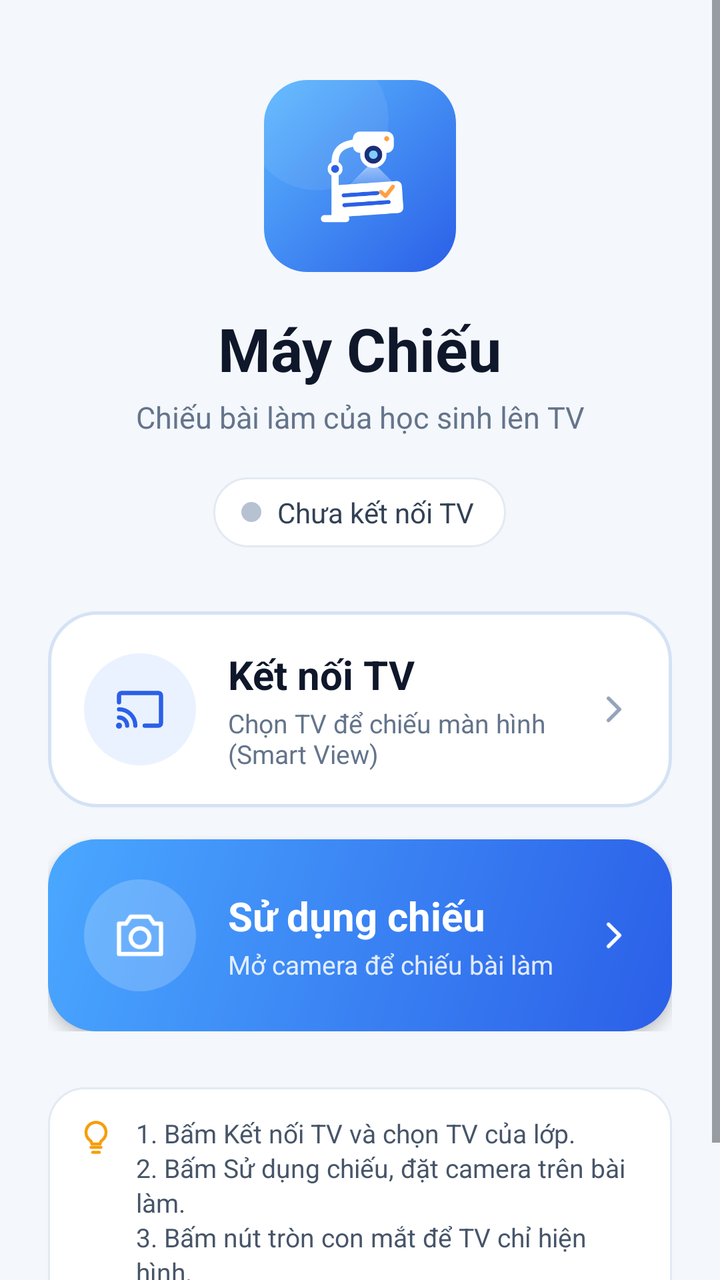
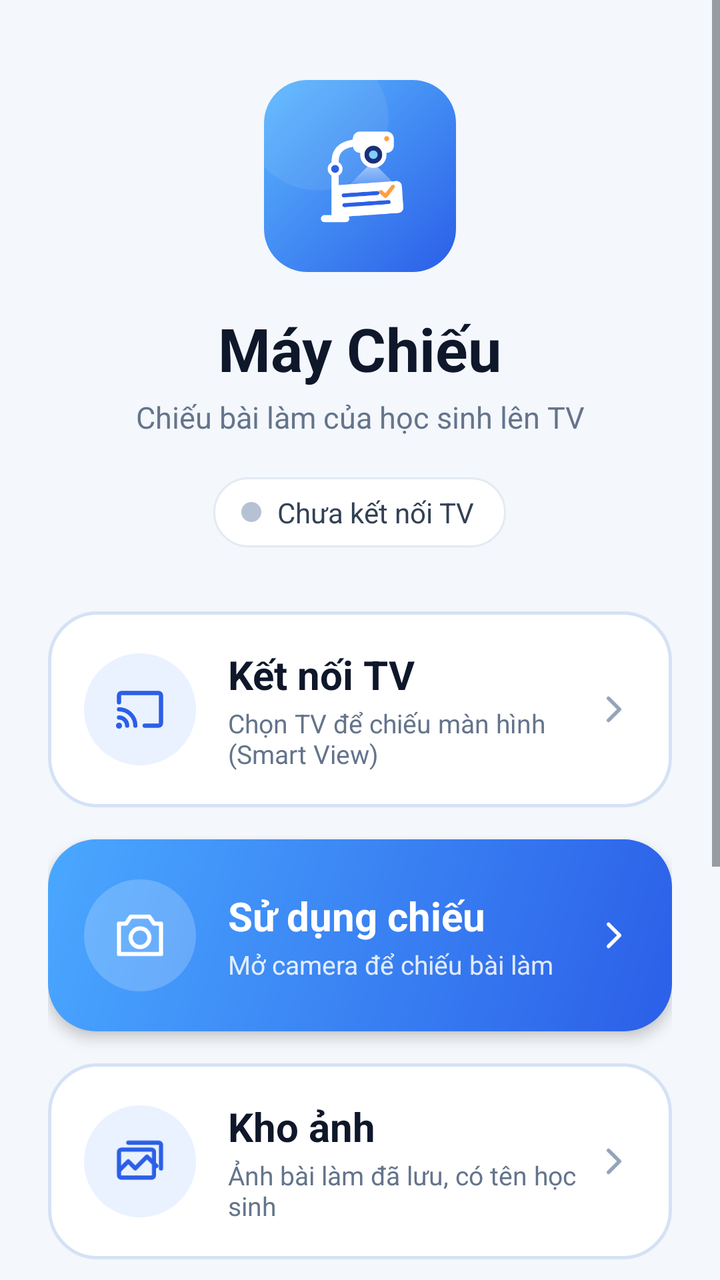

Compare the two renders of this Android layout. The source of the first and the diff that turns it into the second are given below.
<!-- AndroidManifest.xml: activity theme HomeTheme -->
<!-- res/layout/activity_home.xml -->
<?xml version="1.0" encoding="utf-8"?>
<ScrollView xmlns:android="http://schemas.android.com/apk/res/android"
    android:layout_width="match_parent"
    android:layout_height="match_parent"
    android:background="#FFF4F7FB"
    android:fillViewport="true">

    <LinearLayout
        android:layout_width="match_parent"
        android:layout_height="wrap_content"
        android:gravity="center"
        android:orientation="vertical"
        android:paddingStart="24dp"
        android:paddingEnd="24dp"
        android:paddingTop="40dp"
        android:paddingBottom="28dp">

        <LinearLayout
            android:layout_width="match_parent"
            android:layout_height="0dp"
            android:layout_weight="1"
            android:gravity="center"
            android:maxWidth="460dp"
            android:orientation="vertical">

            <ImageView
                android:layout_width="96dp"
                android:layout_height="96dp"
                android:contentDescription="Biểu tượng Máy Chiếu"
                android:elevation="6dp"
                android:src="@drawable/logo_home" />

            <TextView
                android:layout_width="wrap_content"
                android:layout_height="wrap_content"
                android:layout_marginTop="18dp"
                android:text="Máy Chiếu"
                android:textColor="#FF0F172A"
                android:textSize="30sp"
                android:textStyle="bold" />

            <TextView
                android:layout_width="wrap_content"
                android:layout_height="wrap_content"
                android:layout_marginTop="4dp"
                android:gravity="center"
                android:text="Chiếu bài làm của học sinh lên TV"
                android:textColor="#FF64748B"
                android:textSize="15sp" />

            
            <LinearLayout
                android:id="@+id/statusCard"
                android:layout_width="wrap_content"
                android:layout_height="wrap_content"
                android:layout_marginTop="20dp"
                android:background="@drawable/bg_home_card"
                android:gravity="center_vertical"
                android:orientation="horizontal"
                android:paddingStart="14dp"
                android:paddingEnd="16dp"
                android:paddingTop="8dp"
                android:paddingBottom="8dp">
                <View
                    android:id="@+id/statusDot"
                    android:layout_width="10dp"
                    android:layout_height="10dp"
                    android:background="@drawable/dot_off" />
                <TextView
                    android:id="@+id/statusText"
                    android:layout_width="wrap_content"
                    android:layout_height="wrap_content"
                    android:layout_marginStart="8dp"
                    android:text="Chưa kết nối TV"
                    android:textColor="#FF334155"
                    android:textSize="14sp" />
            </LinearLayout>

            
            <LinearLayout
                android:id="@+id/activateCard"
                android:layout_width="match_parent"
                android:layout_height="wrap_content"
                android:layout_marginTop="28dp"
                android:background="@drawable/bg_home_card"
                android:orientation="vertical"
                android:padding="20dp"
                android:visibility="gone">
                <TextView
                    android:layout_width="wrap_content"
                    android:layout_height="wrap_content"
                    android:text="Kích hoạt app"
                    android:textColor="#FF0F172A"
                    android:textSize="20sp"
                    android:textStyle="bold" />
                <TextView
                    android:layout_width="wrap_content"
                    android:layout_height="wrap_content"
                    android:layout_marginTop="4dp"
                    android:text="Nhập mã kích hoạt trong link bạn đã nhận khi mua app. Chỉ cần kích hoạt 1 lần, dùng vĩnh viễn trên máy này."
                    android:textColor="#FF64748B"
                    android:textSize="14sp" />
                <EditText
                    android:id="@+id/codeInput"
                    android:layout_width="match_parent"
                    android:layout_height="56dp"
                    android:layout_marginTop="14dp"
                    android:background="@drawable/bg_connect"
                    android:gravity="center"
                    android:hint="ABCD-2345"
                    android:importantForAutofill="no"
                    android:inputType="textCapCharacters|textNoSuggestions"
                    android:letterSpacing="0.12"
                    android:maxLength="12"
                    android:textColor="#FF0F172A"
                    android:textColorHint="#FFB6C2D2"
                    android:textSize="22sp"
                    android:textStyle="bold" />
                <Button
                    android:id="@+id/activateBtn"
                    android:layout_width="match_parent"
                    android:layout_height="56dp"
                    android:layout_marginTop="12dp"
                    android:background="@drawable/bg_start"
                    android:text="Kích hoạt"
                    android:textAllCaps="false"
                    android:textColor="#FFFFFFFF"
                    android:textSize="18sp"
                    android:textStyle="bold" />
                <TextView
                    android:id="@+id/activateMsg"
                    android:layout_width="match_parent"
                    android:layout_height="wrap_content"
                    android:layout_marginTop="10dp"
                    android:gravity="center"
                    android:textColor="#FFE5484D"
                    android:textSize="14sp" />
            </LinearLayout>

            
            <LinearLayout
                android:id="@+id/cardConnect"
                android:layout_width="match_parent"
                android:layout_height="wrap_content"
                android:layout_marginTop="32dp"
                android:background="@drawable/bg_connect"
                android:clickable="true"
                android:focusable="true"
                android:gravity="center_vertical"
                android:minHeight="96dp"
                android:orientation="horizontal"
                android:padding="18dp">
                <FrameLayout
                    android:id="@+id/connectIconBg"
                    android:layout_width="56dp"
                    android:layout_height="56dp"
                    android:background="@drawable/bg_circle_light">
                    <ImageView
                        android:id="@+id/connectIcon"
                        android:layout_width="28dp"
                        android:layout_height="28dp"
                        android:layout_gravity="center"
                        android:contentDescription="@null"
                        android:src="@drawable/ic_cast"
                        android:tint="#FF2B5FE8" />
                </FrameLayout>
                <LinearLayout
                    android:layout_width="0dp"
                    android:layout_height="wrap_content"
                    android:layout_marginStart="16dp"
                    android:layout_weight="1"
                    android:orientation="vertical">
                    <TextView
                        android:id="@+id/connectTitle"
                        android:layout_width="wrap_content"
                        android:layout_height="wrap_content"
                        android:text="Kết nối TV"
                        android:textColor="#FF0F172A"
                        android:textSize="20sp"
                        android:textStyle="bold" />
                    <TextView
                        android:id="@+id/connectSub"
                        android:layout_width="wrap_content"
                        android:layout_height="wrap_content"
                        android:layout_marginTop="2dp"
                        android:text="Chọn TV để chiếu màn hình (Smart View)"
                        android:textColor="#FF64748B"
                        android:textSize="13sp" />
                </LinearLayout>
                <ImageView
                    android:layout_width="22dp"
                    android:layout_height="22dp"
                    android:contentDescription="@null"
                    android:src="@drawable/ic_chevron"
                    android:tint="#FF94A3B8" />
            </LinearLayout>

            
            <LinearLayout
                android:id="@+id/cardStart"
                android:layout_width="match_parent"
                android:layout_height="wrap_content"
                android:layout_marginTop="16dp"
                android:background="@drawable/bg_start"
                android:clickable="true"
                android:elevation="4dp"
                android:focusable="true"
                android:gravity="center_vertical"
                android:minHeight="96dp"
                android:orientation="horizontal"
                android:padding="18dp">
                <FrameLayout
                    android:layout_width="56dp"
                    android:layout_height="56dp"
                    android:background="@drawable/bg_circle_dark">
                    <ImageView
                        android:layout_width="28dp"
                        android:layout_height="28dp"
                        android:layout_gravity="center"
                        android:contentDescription="@null"
                        android:src="@drawable/ic_settings" />
                </FrameLayout>
                <LinearLayout
                    android:layout_width="0dp"
                    android:layout_height="wrap_content"
                    android:layout_marginStart="16dp"
                    android:layout_weight="1"
                    android:orientation="vertical">
                    <TextView
                        android:layout_width="wrap_content"
                        android:layout_height="wrap_content"
                        android:text="Sử dụng chiếu"
                        android:textColor="#FFFFFFFF"
                        android:textSize="20sp"
                        android:textStyle="bold" />
                    <TextView
                        android:layout_width="wrap_content"
                        android:layout_height="wrap_content"
                        android:layout_marginTop="2dp"
                        android:text="Mở camera để chiếu bài làm"
                        android:textColor="#D9FFFFFF"
                        android:textSize="13sp" />
                </LinearLayout>
                <ImageView
                    android:layout_width="22dp"
                    android:layout_height="22dp"
                    android:contentDescription="@null"
                    android:src="@drawable/ic_chevron" />
            </LinearLayout>
        </LinearLayout>

        
        <LinearLayout
            android:layout_width="match_parent"
            android:layout_height="wrap_content"
            android:layout_marginTop="28dp"
            android:background="@drawable/bg_home_card"
            android:orientation="horizontal"
            android:padding="14dp">
            <ImageView
                android:layout_width="20dp"
                android:layout_height="20dp"
                android:layout_marginTop="1dp"
                android:contentDescription="@null"
                android:src="@drawable/ic_tip"
                android:tint="#FFF59E0B" />
            <TextView
                android:layout_width="0dp"
                android:layout_height="wrap_content"
                android:layout_marginStart="10dp"
                android:layout_weight="1"
                android:lineSpacingExtra="2dp"
                android:text="1. Bấm Kết nối TV và chọn TV của lớp.\n2. Bấm Sử dụng chiếu, đặt camera trên bài làm.\n3. Bấm nút tròn con mắt để TV chỉ hiện hình."
                android:textColor="#FF475569"
                android:textSize="13sp" />
        </LinearLayout>

        <TextView
            android:id="@+id/versionText"
            android:layout_width="wrap_content"
            android:layout_height="wrap_content"
            android:layout_marginTop="14dp"
            android:textColor="#FF94A3B8"
            android:textSize="12sp" />
    </LinearLayout>
</ScrollView>
<!-- resources referenced by this layout -->
<resources>
  <!-- drawable bg_circle_dark (drawable) -->
  <?xml version="1.0" encoding="utf-8"?>
  <shape xmlns:android="http://schemas.android.com/apk/res/android" android:shape="oval"><solid android:color="#33FFFFFF"/></shape>
  <!-- drawable bg_circle_light (drawable) -->
  <?xml version="1.0" encoding="utf-8"?>
  <shape xmlns:android="http://schemas.android.com/apk/res/android" android:shape="oval"><solid android:color="#FFEAF2FF"/></shape>
  <!-- drawable bg_connect (drawable) -->
  <?xml version="1.0" encoding="utf-8"?>
  <ripple xmlns:android="http://schemas.android.com/apk/res/android" android:color="#262B5FE8">
      <item><shape android:shape="rectangle"><solid android:color="#FFFFFFFF"/><stroke android:width="1.5dp" android:color="#FFD5E2F5"/><corners android:radius="24dp"/></shape></item>
  </ripple>
  <!-- drawable bg_home_card (drawable) -->
  <?xml version="1.0" encoding="utf-8"?>
  <shape xmlns:android="http://schemas.android.com/apk/res/android" android:shape="rectangle">
      <solid android:color="#FFFFFFFF"/><stroke android:width="1dp" android:color="#FFE3EAF3"/><corners android:radius="18dp"/>
  </shape>
  <!-- drawable bg_start (drawable) -->
  <?xml version="1.0" encoding="utf-8"?>
  <ripple xmlns:android="http://schemas.android.com/apk/res/android" android:color="#40FFFFFF">
      <item><shape android:shape="rectangle"><gradient android:angle="315" android:startColor="#FF4AA8FF" android:endColor="#FF2B5FE8"/><corners android:radius="24dp"/></shape></item>
  </ripple>
  <!-- drawable dot_off (drawable) -->
  <?xml version="1.0" encoding="utf-8"?>
  <shape xmlns:android="http://schemas.android.com/apk/res/android" android:shape="oval"><solid android:color="#FFB6C2D2"/></shape>
  <color name="home_bg">#FFF4F7FB</color>
  <!-- unchanged entries left out for length: 6 -->
</resources>

<!-- the commit's change to res/layout/activity_home.xml (unified diff, before → after) -->
@@ -246,6 +246,114 @@
                     android:layout_height="22dp"
                     android:contentDescription="@null"
                     android:src="@drawable/ic_chevron" />
+            </LinearLayout>
+
+            
+            <LinearLayout
+                android:id="@+id/cardGallery"
+                android:layout_width="match_parent"
+                android:layout_height="wrap_content"
+                android:layout_marginTop="16dp"
+                android:background="@drawable/bg_connect"
+                android:clickable="true"
+                android:focusable="true"
+                android:gravity="center_vertical"
+                android:minHeight="96dp"
+                android:orientation="horizontal"
+                android:padding="18dp">
+                <FrameLayout
+                    android:layout_width="56dp"
+                    android:layout_height="56dp"
+                    android:background="@drawable/bg_circle_light">
+                    <ImageView
+                        android:layout_width="28dp"
+                        android:layout_height="28dp"
+                        android:layout_gravity="center"
+                        android:contentDescription="@null"
+                        android:src="@drawable/ic_gallery"
+                        android:tint="#FF2B5FE8" />
+                </FrameLayout>
+                <LinearLayout
+                    android:layout_width="0dp"
+                    android:layout_height="wrap_content"
+                    android:layout_marginStart="16dp"
+                    android:layout_weight="1"
+                    android:orientation="vertical">
+                    <TextView
+                        android:layout_width="wrap_content"
+                        android:layout_height="wrap_content"
+                        android:text="Kho ảnh"
+                        android:textColor="#FF0F172A"
+                        android:textSize="20sp"
+                        android:textStyle="bold" />
+                    <TextView
+                        android:layout_width="wrap_content"
+                        android:layout_height="wrap_content"
+                        android:layout_marginTop="2dp"
+                        android:text="Ảnh bài làm đã lưu, có tên học sinh"
+                        android:textColor="#FF64748B"
+                        android:textSize="13sp" />
+                </LinearLayout>
+                <ImageView
+                    android:layout_width="22dp"
+                    android:layout_height="22dp"
+                    android:contentDescription="@null"
+                    android:src="@drawable/ic_chevron"
+                    android:tint="#FF94A3B8" />
+            </LinearLayout>
+
+            
+            <LinearLayout
+                android:id="@+id/cardCompare"
+                android:layout_width="match_parent"
+                android:layout_height="wrap_content"
+                android:layout_marginTop="16dp"
+                android:background="@drawable/bg_connect"
+                android:clickable="true"
+                android:focusable="true"
+                android:gravity="center_vertical"
+                android:minHeight="96dp"
+                android:orientation="horizontal"
+                android:padding="18dp">
+                <FrameLayout
+                    android:layout_width="56dp"
+                    android:layout_height="56dp"
+                    android:background="@drawable/bg_circle_light">
+                    <ImageView
+                        android:layout_width="28dp"
+                        android:layout_height="28dp"
+                        android:layout_gravity="center"
+                        android:contentDescription="@null"
+                        android:src="@drawable/ic_compare"
+                        android:tint="#FF2B5FE8" />
+                </FrameLayout>
+                <LinearLayout
+                    android:layout_width="0dp"
+                    android:layout_height="wrap_content"
+                    android:layout_marginStart="16dp"
+                    android:layout_weight="1"
+                    android:orientation="vertical">
+                    <TextView
+                        android:layout_width="wrap_content"
+                        android:layout_height="wrap_content"
+                        android:text="So sánh bài tập"
+                        android:textColor="#FF0F172A"
+                        android:textSize="20sp"
+                        android:textStyle="bold" />
+                    <TextView
+                        android:layout_width="wrap_content"
+                        android:layout_height="wrap_content"
+                        android:layout_marginTop="2dp"
+                        android:text="Chọn 2 ảnh, chia đôi màn hình để so sánh"
+                        android:textColor="#FF64748B"
+                        android:textSize="13sp" />
+                </LinearLayout>
+                <ImageView
+                    android:layout_width="22dp"
+                    android:layout_height="22dp"
+                    android:contentDescription="@null"
+                    android:src="@drawable/ic_chevron"
+                    android:tint="#FF94A3B8" />
             </LinearLayout>
         </LinearLayout>
 
<!-- resource entries referenced after the edit -->
@@ -24,6 +24,21 @@
   <!-- drawable dot_off (drawable) -->
   <?xml version="1.0" encoding="utf-8"?>
   <shape xmlns:android="http://schemas.android.com/apk/res/android" android:shape="oval"><solid android:color="#FFB6C2D2"/></shape>
+  <!-- drawable ic_compare (drawable) -->
+  <?xml version="1.0" encoding="utf-8"?>
+  <vector xmlns:android="http://schemas.android.com/apk/res/android" android:width="24dp" android:height="24dp" android:viewportWidth="24" android:viewportHeight="24">
+      <path android:pathData="M3,5h18v14H3z" android:strokeColor="#FFFFFFFF" android:strokeWidth="1.8" android:strokeLineCap="round" android:strokeLineJoin="round" android:fillColor="#00000000"/>
+      <path android:pathData="M12,5v14" android:strokeColor="#FFFFFFFF" android:strokeWidth="1.8" android:strokeLineCap="round" android:strokeLineJoin="round" android:fillColor="#00000000"/>
+      <path android:pathData="M9,12H6M8,10l-2,2 2,2" android:strokeColor="#FFFFFFFF" android:strokeWidth="1.8" android:strokeLineCap="round" android:strokeLineJoin="round" android:fillColor="#00000000"/>
+      <path android:pathData="M15,12h3M16,10l2,2 -2,2" android:strokeColor="#FFFFFFFF" android:strokeWidth="1.8" android:strokeLineCap="round" android:strokeLineJoin="round" android:fillColor="#00000000"/>
+  </vector>
+  <!-- drawable ic_gallery (drawable) -->
+  <?xml version="1.0" encoding="utf-8"?>
+  <vector xmlns:android="http://schemas.android.com/apk/res/android" android:width="24dp" android:height="24dp" android:viewportWidth="24" android:viewportHeight="24">
+      <path android:pathData="M4,7h13a1,1 0 0,1 1,1v10a1,1 0 0,1 -1,1H4a1,1 0 0,1 -1,-1V8a1,1 0 0,1 1,-1z" android:strokeColor="#FFFFFFFF" android:strokeWidth="1.8" android:strokeLineCap="round" android:strokeLineJoin="round" android:fillColor="#00000000"/>
+      <path android:pathData="M7,4h13a1,1 0 0,1 1,1v10" android:strokeColor="#FFFFFFFF" android:strokeWidth="1.8" android:strokeLineCap="round" android:strokeLineJoin="round" android:fillColor="#00000000"/>
+      <path android:pathData="M3,16l4,-4 3,3 5,-5 4,4" android:strokeColor="#FFFFFFFF" android:strokeWidth="1.8" android:strokeLineCap="round" android:strokeLineJoin="round" android:fillColor="#00000000"/>
+  </vector>
   <color name="home_bg">#FFF4F7FB</color>
   <!-- unchanged entries left out for length: 6 -->
 </resources>
